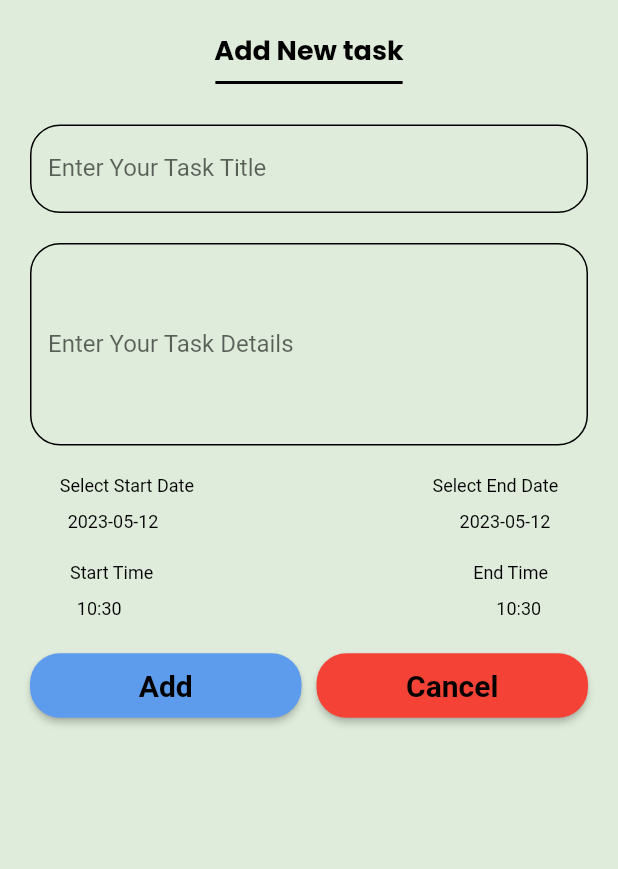
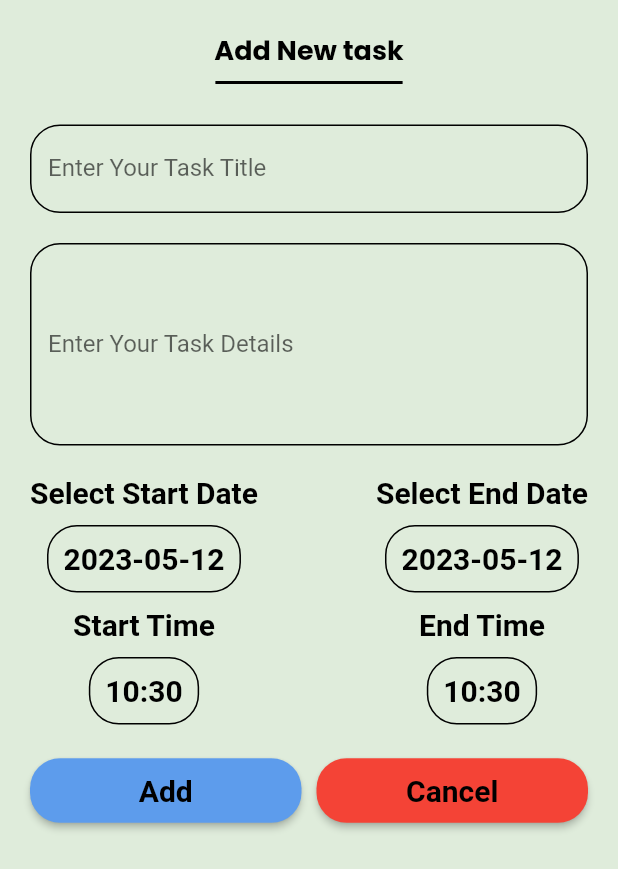
Before and after one commit to heshamgasser/todo_app, a Flutter app: the AddingTask widget shown alone on an empty page, opened directly, on a phone screen of 412 x 824 dp. Shown: the top 869 px of the screen. Run offline on Flutter 3.47's test engine with Material 2 defaults, Android fonts, the phone set to English and light mode, and no system bars; our stand-ins replace google_fonts; generated files the repository leaves out were written again.

Commit message:
add task screen with separate widgets

```diff
--- a/lib/home_layout/home_layout.dart
+++ b/lib/home_layout/home_layout.dart
@@ -1,7 +1,7 @@
 import 'package:flutter/material.dart';
 import 'package:provider/provider.dart';
 import 'package:todo_app/provider/home_layout_provider.dart';
-import 'package:todo_app/screens/widget/add_task.dart';
+import 'package:todo_app/screens/widget/add_task_widgets/add_task.dart';
 
 class HomeLayout extends StatelessWidget {
   static const String routeName = 'Home Layout';
--- a/lib/screens/setting_tab.dart
+++ b/lib/screens/setting_tab.dart
@@ -2,9 +2,9 @@ import 'package:flutter/material.dart';
 import 'package:flutter_gen/gen_l10n/app_localizations.dart';
 import 'package:provider/provider.dart';
 import 'package:todo_app/provider/app_provider.dart';
-import 'package:todo_app/screens/widget/language_sheet_widget.dart';
-import 'package:todo_app/screens/widget/setting_menu_container.dart';
-import 'package:todo_app/screens/widget/theme_sheet_widget.dart';
+import 'package:todo_app/screens/widget/setting_widgets/language_sheet_widget.dart';
+import 'package:todo_app/screens/widget/setting_widgets/setting_menu_container.dart';
+import 'package:todo_app/screens/widget/setting_widgets/theme_sheet_widget.dart';
 
 class SettingTab extends StatelessWidget {
   static const String routeName = 'Setting Screen';
--- a/lib/screens/widget/add_task.dart
+++ /dev/null
@@ -1,178 +0,0 @@
-import 'package:flutter/material.dart';
-import 'package:flutter_gen/gen_l10n/app_localizations.dart';
-import 'package:provider/provider.dart';
-import 'package:todo_app/provider/date_time_provider.dart';
-import 'package:todo_app/screens/widget/custom_task_form_field.dart';
-import 'package:todo_app/screens/widget/dateTimeWidget.dart';
-
-class AddingTask extends StatelessWidget {
-  AddingTask({Key? key}) : super(key: key);
-  GlobalKey<FormState> formKey = GlobalKey();
-  TextEditingController taskTitle = TextEditingController();
-  TextEditingController taskdetail = TextEditingController();
-
-  @override
-  Widget build(BuildContext context) {
-    return ChangeNotifierProvider(
-      create: (context) => DateProvider(),
-      builder: (context, child) {
-        var dateTimeProvider = Provider.of<DateProvider>(context);
-        return Padding(
-          padding: const EdgeInsets.all(20.0),
-          child: Column(
-            mainAxisSize: MainAxisSize.min,
-            children: [
-              Text(
-                AppLocalizations.of(context)!.addTask,
-                style: Theme.of(context).textTheme.bodyLarge,
-              ),
-              Divider(
-                color: Theme.of(context).colorScheme.surface,
-                thickness: 2,
-                indent: MediaQuery.of(context).size.width * .3,
-                endIndent: MediaQuery.of(context).size.width * .3,
-              ),
-              const SizedBox(height: 20),
-              CustomTaskFormField(
-                label: AppLocalizations.of(context)!.taskTitle,
-                hint: AppLocalizations.of(context)!.taskTitle,
-              ),
-              const SizedBox(height: 20),
-              CustomTaskFormField(
-                label: AppLocalizations.of(context)!.taskDetail,
-                hint: AppLocalizations.of(context)!.taskDetail,
-                maxLines: 5,
-              ),
-              const SizedBox(height: 20),
-              Row(
-                children: [
-                  const Spacer(),
-                  DateTimeWidget(AppLocalizations.of(context)!.selectStartDate),
-                  const Spacer(
-                    flex: 8,
-                  ),
-                  DateTimeWidget(AppLocalizations.of(context)!.selectEndDate),
-                  const Spacer()
-                ],
-              ),
-              const SizedBox(height: 10),
-              Row(
-                children: [
-                  const Spacer(),
-                  InkWell(
-                    onTap: () {
-                      dateTimeProvider.selectStartDate(context);
-                    },
-                    child: Text(
-                      dateTimeProvider.startDate,
-                      style: Theme.of(context).textTheme.bodySmall,
-                    ),
-                  ),
-                  const Spacer(
-                    flex: 8,
-                  ),
-                  InkWell(
-                    onTap: () {
-                      dateTimeProvider.selectEndDate(context);
-                    },
-                    child: Text(
-                      dateTimeProvider.endDate,
-                      style: Theme.of(context).textTheme.bodySmall,
-                    ),
-                  ),
-                  const Spacer()
-                ],
-              ),
-              const SizedBox(
-                height: 20,
-              ),
-              Row(
-                children: [
-                  const Spacer(),
-                  DateTimeWidget(AppLocalizations.of(context)!.startTime),
-                  const Spacer(
-                    flex: 8,
-                  ),
-                  DateTimeWidget(AppLocalizations.of(context)!.endTime),
-                  const Spacer()
-                ],
-              ),
-              const SizedBox(
-                height: 10,
-              ),
-              Row(
-                children: [
-                  const Spacer(),
-                  InkWell(
-                    onTap: () {
-                      dateTimeProvider.selectStartTime(context);
-                    },
-                    child: Text(
-                      dateTimeProvider.startTime,
-                      style: Theme.of(context).textTheme.bodySmall,
-                    ),
-                  ),
-                  const Spacer(
-                    flex: 8,
-                  ),
-                  InkWell(
-                    onTap: () {
-                      dateTimeProvider.selectEndTime(context);
-                    },
-                    child: Text(
-                      dateTimeProvider.endTime,
-                      style: Theme.of(context).textTheme.bodySmall,
-                    ),
-                  ),
-                  const Spacer()
-                ],
-              ),
-              const SizedBox(height: 20),
-              Row(
-                children: [
-                  Expanded(
-                    child: ElevatedButton(
-                      style: ElevatedButton.styleFrom(
-                        backgroundColor: Theme.of(context).colorScheme.primary,
-                        padding: const EdgeInsets.symmetric(vertical: 10),
-                        shape: RoundedRectangleBorder(
-                          borderRadius: BorderRadius.circular(20),
-                        ),
-                      ),
-                      onPressed: () {
-                        if (formKey.currentState!.validate()) {}
-                      },
-                      child: Text(
-                        AppLocalizations.of(context)!.add,
-                        style: Theme.of(context).textTheme.bodyMedium,
-                      ),
-                    ),
-                  ),
-                  const SizedBox(width: 10),
-                  Expanded(
-                    child: ElevatedButton(
-                      style: ElevatedButton.styleFrom(
-                        backgroundColor: Theme.of(context).colorScheme.error,
-                        padding: const EdgeInsets.symmetric(vertical: 10),
-                        shape: RoundedRectangleBorder(
-                          borderRadius: BorderRadius.circular(20),
-                        ),
-                      ),
-                      onPressed: () {
-                        Navigator.pop(context);
-                      },
-                      child: Text(
-                        AppLocalizations.of(context)!.cancel,
-                        style: Theme.of(context).textTheme.bodyMedium,
-                      ),
-                    ),
-                  ),
-                ],
-              ),
-            ],
-          ),
-        );
-      },
-    );
-  }
-}
--- /dev/null
+++ b/lib/screens/widget/add_task_widgets/add_task.dart
@@ -0,0 +1,95 @@
+import 'package:flutter/material.dart';
+import 'package:flutter_gen/gen_l10n/app_localizations.dart';
+import 'package:provider/provider.dart';
+import 'package:todo_app/provider/date_time_provider.dart';
+import 'package:todo_app/screens/widget/add_task_widgets/custom_elevatedButton.dart';
+import 'package:todo_app/screens/widget/add_task_widgets/custom_task_form_field.dart';
+import 'package:todo_app/screens/widget/add_task_widgets/dateTimeWidget.dart';
+
+class AddingTask extends StatelessWidget {
+  AddingTask({Key? key}) : super(key: key);
+  GlobalKey<FormState> formKey = GlobalKey();
+  TextEditingController taskTitle = TextEditingController();
+  TextEditingController taskdetail = TextEditingController();
+
+  @override
+  Widget build(BuildContext context) {
+    return ChangeNotifierProvider(
+      create: (context) => DateProvider(),
+      builder: (context, child) {
+        var dateTimeProvider = Provider.of<DateProvider>(context);
+        return Padding(
+          padding: const EdgeInsets.all(20.0),
+          child: Column(
+            mainAxisSize: MainAxisSize.min,
+            children: [
+              Text(
+                AppLocalizations.of(context)!.addTask,
+                style: Theme.of(context).textTheme.bodyLarge,
+              ),
+              Divider(
+                color: Theme.of(context).colorScheme.surface,
+                thickness: 2,
+                indent: MediaQuery.of(context).size.width * .3,
+                endIndent: MediaQuery.of(context).size.width * .3,
+              ),
+              const SizedBox(height: 20),
+              CustomTaskFormField(
+                label: AppLocalizations.of(context)!.taskTitle,
+                hint: AppLocalizations.of(context)!.taskTitle,
+              ),
+              const SizedBox(height: 20),
+              CustomTaskFormField(
+                label: AppLocalizations.of(context)!.taskDetail,
+                hint: AppLocalizations.of(context)!.taskDetail,
+                maxLines: 5,
+              ),
+              const SizedBox(height: 20),
+              Row(
+                children: [
+                  DateTimeWidget(
+                      dateText: AppLocalizations.of(context)!.selectStartDate,
+                      dateOnTapped: () =>
+                          dateTimeProvider.selectStartDate(context),
+                      displayedDate: dateTimeProvider.startDate,
+                      timeText: AppLocalizations.of(context)!.startTime,
+                      timeOnTapped: () =>
+                          dateTimeProvider.selectStartTime(context),
+                      displayedtime: dateTimeProvider.startTime),
+                  Spacer(),
+                  DateTimeWidget(
+                      dateText: AppLocalizations.of(context)!.selectEndDate,
+                      dateOnTapped: () =>
+                          dateTimeProvider.selectEndDate(context),
+                      displayedDate: dateTimeProvider.endDate,
+                      timeText: AppLocalizations.of(context)!.endTime,
+                      timeOnTapped: () =>
+                          dateTimeProvider.selectEndTime(context),
+                      displayedtime: dateTimeProvider.endTime),
+                ],
+              ),
+              const SizedBox(height: 20),
+              Row(
+                children: [
+                  Expanded(
+                    child: CustomElevatedButton(
+                        buttonText: AppLocalizations.of(context)!.add,
+                        buttonColor: Theme.of(context).colorScheme.primary,
+                        formKey: formKey),
+                  ),
+                  SizedBox(width: 10),
+                  Expanded(
+                    child: CustomElevatedButton(
+                      buttonText: AppLocalizations.of(context)!.cancel,
+                      buttonColor: Theme.of(context).colorScheme.error,
+                    ),
+                  ),
+                ],
+              ),
+            ],
+          ),
+        );
+      },
+    );
+  }
+}
--- /dev/null
+++ b/lib/screens/widget/add_task_widgets/custom_elevatedButton.dart
@@ -0,0 +1,36 @@
+import 'package:flutter/material.dart';
+
+class CustomElevatedButton extends StatelessWidget {
+  String buttonText;
+  Color buttonColor;
+  GlobalKey<FormState>? formKey;
+
+  CustomElevatedButton(
+      {required this.buttonText,
+      required this.buttonColor,
+      this.formKey = null});
+
+  @override
+  Widget build(BuildContext context) {
+    return ElevatedButton(
+      style: ElevatedButton.styleFrom(
+        backgroundColor: buttonColor,
+        padding: const EdgeInsets.symmetric(vertical: 10),
+        shape: RoundedRectangleBorder(
+          borderRadius: BorderRadius.circular(20),
+        ),
+      ),
+      onPressed: () {
+        if (formKey != null) {
+          if (formKey!.currentState!.validate()) {}
+        } else {
+          Navigator.pop(context);
+        }
+      },
+      child: Text(
+        buttonText,
+        style: Theme.of(context).textTheme.bodyMedium,
+      ),
+    );
+  }
+}
--- /dev/null
+++ b/lib/screens/widget/add_task_widgets/dateTimeWidget.dart
@@ -0,0 +1,70 @@
+import 'package:flutter/material.dart';
+import 'package:provider/provider.dart';
+import 'package:todo_app/provider/date_time_provider.dart';
+
+class DateTimeWidget extends StatelessWidget {
+  String dateText;
+  Function dateOnTapped;
+  String displayedDate;
+  String timeText;
+  Function timeOnTapped;
+  String displayedtime;
+
+  DateTimeWidget(
+      {required this.dateText,
+      required this.dateOnTapped,
+      required this.displayedDate,
+      required this.timeText,
+      required this.timeOnTapped,
+      required this.displayedtime});
+
+  @override
+  Widget build(BuildContext context) {
+    var pro = Provider.of<DateProvider>(context);
+    return Column(
+      children: [
+        Text(
+          dateText,
+          textAlign: TextAlign.start,
+          style: Theme.of(context).textTheme.bodyMedium,
+        ),
+        SizedBox(height: 10),
+        InkWell(
+          onTap: () => dateOnTapped(),
+          child: Container(
+            padding: EdgeInsets.all(10),
+            decoration: BoxDecoration(
+                border:
+                    Border.all(color: Theme.of(context).colorScheme.surface),
+                borderRadius: BorderRadius.circular(20)),
+            child: Text(
+              displayedDate,
+              style: Theme.of(context).textTheme.bodyMedium,
+            ),
+          ),
+        ),
+        SizedBox(height: 10),
+        Text(
+          timeText,
+          textAlign: TextAlign.start,
+          style: Theme.of(context).textTheme.bodyMedium,
+        ),
+        SizedBox(height: 10),
+        InkWell(
+          onTap: () => timeOnTapped(),
+          child: Container(
+            padding: EdgeInsets.all(10),
+            decoration: BoxDecoration(
+                border:
+                    Border.all(color: Theme.of(context).colorScheme.surface),
+                borderRadius: BorderRadius.circular(20)),
+            child: Text(
+              displayedtime,
+              style: Theme.of(context).textTheme.bodyMedium,
+            ),
+          ),
+        ),
+      ],
+    );
+  }
+}
--- a/lib/screens/widget/dateTimeWidget.dart
+++ /dev/null
@@ -1,16 +0,0 @@
-import 'package:flutter/material.dart';
-
-class DateTimeWidget extends StatelessWidget {
-  String text;
-
-  DateTimeWidget(this.text, {super.key});
-
-  @override
-  Widget build(BuildContext context) {
-    return Text(
-      text,
-      textAlign: TextAlign.start,
-      style: Theme.of(context).textTheme.bodySmall,
-    );
-  }
-}
--- a/lib/screens/widget/language_sheet_widget.dart
+++ b/lib/screens/widget/setting_widgets/language_sheet_widget.dart
@@ -2,7 +2,7 @@ import 'package:flutter/material.dart';
 import 'package:flutter_gen/gen_l10n/app_localizations.dart';
 import 'package:provider/provider.dart';
 
-import '../../provider/app_provider.dart';
+import '../../../provider/app_provider.dart';
 
 class LanguageSheetWidget extends StatelessWidget {
   const LanguageSheetWidget({Key? key}) : super(key: key);
@@ -14,6 +14,7 @@ class LanguageSheetWidget extends StatelessWidget {
     return Padding(
       padding: const EdgeInsets.all(20.0),
       child: Column(
+        mainAxisSize: MainAxisSize.min,
         children: [
           InkWell(
             onTap: () {
@@ -26,7 +27,7 @@ class LanguageSheetWidget extends StatelessWidget {
                   AppLocalizations.of(context)!.english,
                   style: languageProvider.language == 'en'
                       ? Theme.of(context).textTheme.bodyMedium!.copyWith(
-                          color: Theme.of(context).colorScheme.primary)
+                      color: Theme.of(context).colorScheme.primary)
                       : Theme.of(context).textTheme.bodyMedium,
                 ),
                 const Spacer(),
@@ -55,7 +56,7 @@ class LanguageSheetWidget extends StatelessWidget {
                   AppLocalizations.of(context)!.arabic,
                   style: languageProvider.language == 'ar'
                       ? Theme.of(context).textTheme.bodyMedium!.copyWith(
-                          color: Theme.of(context).colorScheme.primary)
+                      color: Theme.of(context).colorScheme.primary)
                       : Theme.of(context).textTheme.bodyMedium,
                 ),
                 const Spacer(),
--- a/lib/screens/widget/setting_menu_container.dart
+++ b/lib/screens/widget/setting_widgets/setting_menu_container.dart
@@ -12,6 +12,7 @@ class SettingMenuContainer extends StatelessWidget {
     return InkWell(
       onTap: () {
         showModalBottomSheet(
+          isScrollControlled: true,
           context: context,
           builder: (context) {
             return widgetFunction;
--- a/lib/screens/widget/theme_sheet_widget.dart
+++ b/lib/screens/widget/setting_widgets/theme_sheet_widget.dart
@@ -2,7 +2,7 @@ import 'package:flutter/material.dart';
 import 'package:flutter_gen/gen_l10n/app_localizations.dart';
 import 'package:provider/provider.dart';
 
-import '../../provider/app_provider.dart';
+import '../../../provider/app_provider.dart';
 
 class ThemeSheetWidget extends StatelessWidget {
   ThemeSheetWidget({Key? key}) : super(key: key);
@@ -14,6 +14,7 @@ class ThemeSheetWidget extends StatelessWidget {
     return Padding(
       padding: const EdgeInsets.all(20.0),
       child: Column(
+        mainAxisSize: MainAxisSize.min,
         children: [
           InkWell(
             onTap: () {
@@ -26,13 +27,13 @@ class ThemeSheetWidget extends StatelessWidget {
                   AppLocalizations.of(context)!.light,
                   style: themeProvider.themeMode == ThemeMode.light
                       ? Theme.of(context).textTheme.bodyMedium!.copyWith(
-                          color: Theme.of(context).colorScheme.primary)
+                      color: Theme.of(context).colorScheme.primary)
                       : Theme.of(context).textTheme.bodyMedium,
                 ),
                 const Spacer(),
                 Visibility(
                   visible:
-                      themeProvider.themeMode == ThemeMode.light ? true : false,
+                  themeProvider.themeMode == ThemeMode.light ? true : false,
                   child: Icon(
                     Icons.done,
                     size: 30,
@@ -56,13 +57,13 @@ class ThemeSheetWidget extends StatelessWidget {
                   AppLocalizations.of(context)!.dark,
                   style: themeProvider.themeMode == ThemeMode.dark
                       ? Theme.of(context).textTheme.bodyMedium!.copyWith(
-                          color: Theme.of(context).colorScheme.primary)
+                      color: Theme.of(context).colorScheme.primary)
                       : Theme.of(context).textTheme.bodyMedium,
                 ),
                 const Spacer(),
                 Visibility(
                   visible:
-                      themeProvider.themeMode == ThemeMode.dark ? true : false,
+                  themeProvider.themeMode == ThemeMode.dark ? true : false,
                   child: Icon(
                     Icons.done,
                     size: 30,
--- a/pubspec.yaml
+++ b/pubspec.yaml
@@ -40,6 +40,7 @@ dependencies:
   cupertino_icons: ^1.0.2
   google_fonts: ^4.0.4
   provider: ^6.0.5
+  shared_preferences: ^2.1.1
 
 dev_dependencies:
   flutter_test:
```
Also changed, not shown: lib/screens/widget/add_task_widgets/custom_task_form_field.dart (renamed from lib/screens/widget/custom_task_form_field.dart), pubspec.lock.
